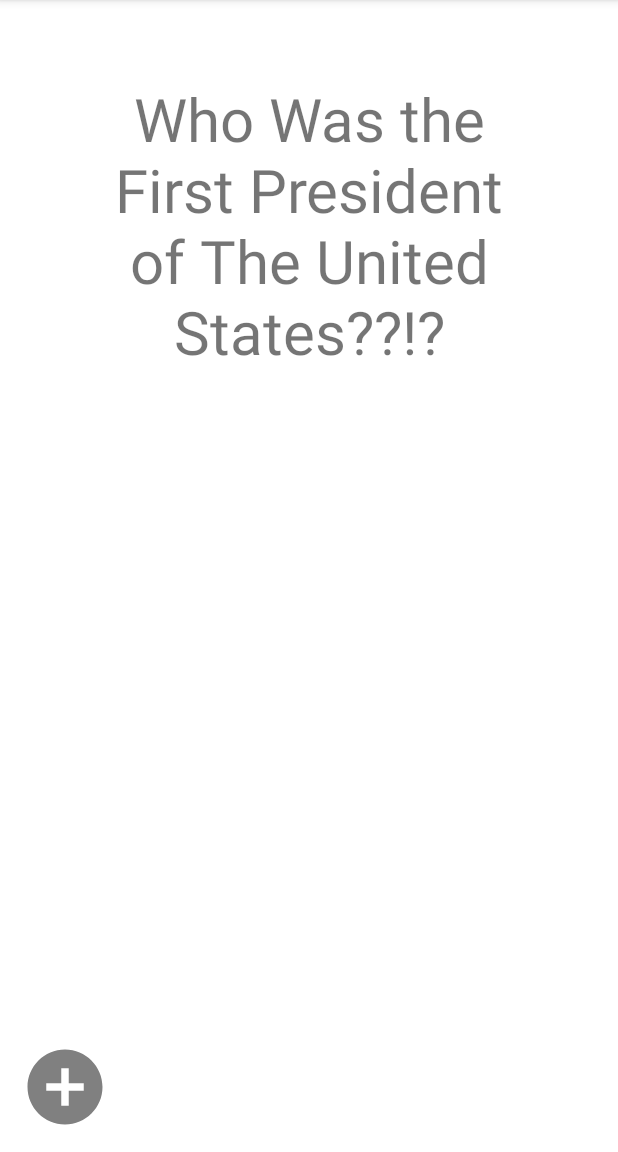
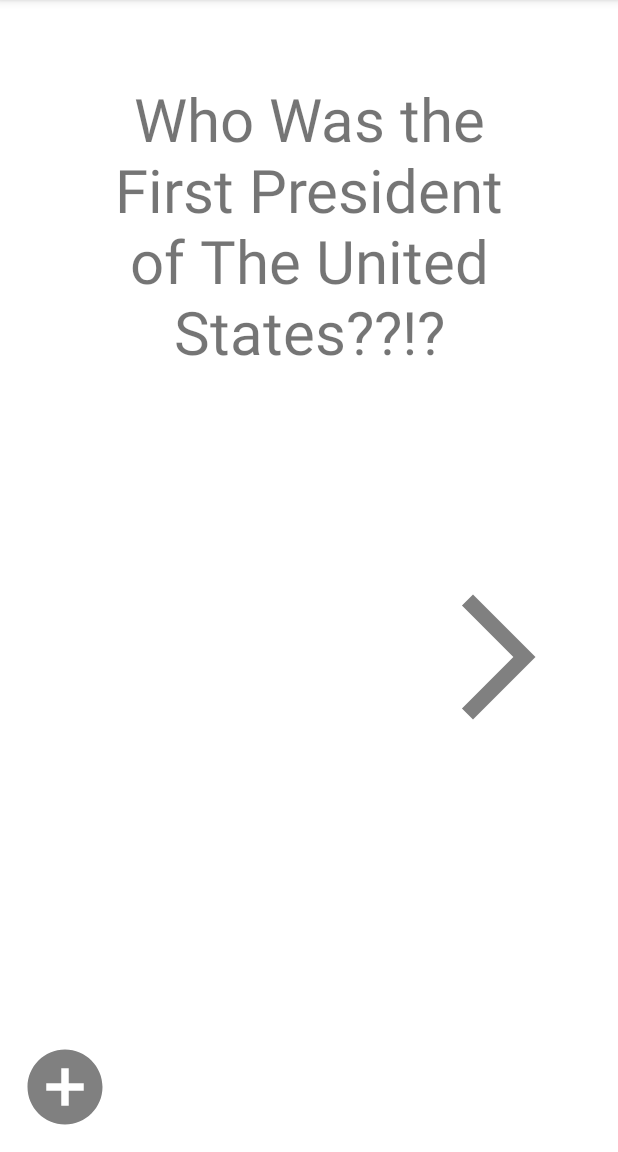
Before and after one commit to Kwander/FlashCardsApp, an Android app: the screen it shows after launch (MainActivity), on a phone screen of 412 x 824 dp, the part 84-1236 px from its top. Run offline under Robolectric (Android 15) with nearby library versions, the phone set to English and light mode, and no system bars; our stand-ins replace Room's generated code.

Commit message:
Finished lab 3

```diff
--- a/app/src/main/java/com/example/flashcarddss/MainActivity.kt
+++ b/app/src/main/java/com/example/flashcarddss/MainActivity.kt
@@ -12,6 +12,8 @@ import androidx.activity.result.contract.ActivityResultContracts
 
 class MainActivity : AppCompatActivity() {
     lateinit var flashcardDatabase: FlashcardDatabase
+    var currCardDisplayedIndex = 0
+
 
     override fun onCreate(savedInstanceState: Bundle?) {
         super.onCreate(savedInstanceState)
@@ -19,37 +21,74 @@ class MainActivity : AppCompatActivity() {
         flashcardDatabase = FlashcardDatabase(this)
         val flashcardQuestion = findViewById<TextView>(R.id.flashcard_question)
         val flashcardAnswer = findViewById<TextView>(R.id.flashcard_answer)
+        var allFlashcards = mutableListOf<Flashcard>()
+
+        if (allFlashcards.size > 0) {
+            flashcardQuestion.text = allFlashcards[0].question
+            flashcardAnswer.text = allFlashcards[0].answer
+        }
+
+        allFlashcards = flashcardDatabase.getAllCards().toMutableList()
+
 
         val resultLauncher = registerForActivityResult(ActivityResultContracts.StartActivityForResult()) { result ->
             val data: Intent? = result.data
             if (data != null) { // Check that we have data returned
-                val string1 = data.getStringExtra("QUESTIONKEY") // 'string1' needs to match the key we used when we put the string in the Intent
-                val string2 = data.getStringExtra("ANSWERKEY")
-                flashcardQuestion.text = "$string1"
-                flashcardAnswer.text = "$string2"
+                val questionString = data.getStringExtra("QUESTIONKEY")
+                val answerString = data.getStringExtra("ANSWERKEY")
 
+
+                flashcardQuestion.text = questionString
+                flashcardAnswer.text = answerString
+
+                if (!questionString.isNullOrEmpty() && !answerString.isNullOrEmpty()) {
+                    flashcardDatabase.insertCard(Flashcard(questionString, answerString))
+                    allFlashcards = flashcardDatabase.getAllCards().toMutableList()
+                }
             } else {
                 Log.i("MainActivity", "Returned null data from AddCardActivity")
             }
         }
 
-        findViewById<View>(R.id.myBtn).setOnClickListener {
+        val nextButton = findViewById<ImageView>(R.id.nextButton)
+        nextButton.setOnClickListener {
+            if (allFlashcards.isEmpty()) {
+                // early return so that the rest of the code doesn't execute
+                return@setOnClickListener
+            }
+
+            currCardDisplayedIndex++
+
+            if (currCardDisplayedIndex >= allFlashcards.size) {
+                // go back to the beginning
+                currCardDisplayedIndex = 0
+            }
+
+            allFlashcards = flashcardDatabase.getAllCards().toMutableList()
+
+            val question = allFlashcards[currCardDisplayedIndex].question
+            val answer = allFlashcards[currCardDisplayedIndex].answer
+
+            flashcardQuestion.text = question
+            flashcardAnswer.text = answer
+        }
+
+        val addQuestionButton = findViewById<ImageView>(R.id.myBtn)
+        addQuestionButton.setOnClickListener {
             val intent = Intent(this, AddCardActivity::class.java)
-            // Launch EndingActivity with the resultLauncher so we can execute more code
-            // once we come back here from EndingActivity
             resultLauncher.launch(intent)
         }
+
 
         flashcardQuestion.setOnClickListener {
             flashcardQuestion.visibility = View.GONE
             flashcardAnswer.visibility = View.VISIBLE
         }
+
+
         flashcardAnswer.setOnClickListener {
             flashcardQuestion.visibility = View.VISIBLE
             flashcardAnswer.visibility = View.GONE
         }
     }
-
-
-
 }
--- /dev/null
+++ b/app/src/main/res/drawable/ic_baseline_arrow_forward_ios_24.xml
@@ -0,0 +1,5 @@
+<vector android:autoMirrored="true" android:height="50dp"
+    android:tint="#808080" android:viewportHeight="24"
+    android:viewportWidth="24" android:width="50dp" xmlns:android="http://schemas.android.com/apk/res/android">
+    <path android:fillColor="@android:color/white" android:pathData="M6.23,20.23l1.77,1.77l10,-10l-10,-10l-1.77,1.77l8.23,8.23z"/>
+</vector>
--- a/app/src/main/res/layout/activity_main.xml
+++ b/app/src/main/res/layout/activity_main.xml
@@ -37,6 +37,17 @@
         android:textSize="30sp" />
 
     <ImageView
+        android:layout_height="100dp"
+        android:layout_width="120dp"
+        android:layout_alignParentEnd="true"
+        android:layout_alignParentBottom="true"
+        android:layout_marginBottom="280dp"
+        android:layout_marginRight="20dp"
+        android:id="@+id/nextButton"
+        android:src="@drawable/ic_baseline_arrow_forward_ios_24" />
+
+
+    <ImageView
         android:layout_height="60dp"
         android:layout_width="60dp"
         android:layout_alignParentStart="true"
```
